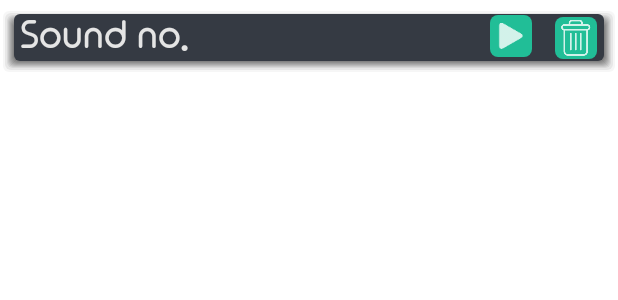
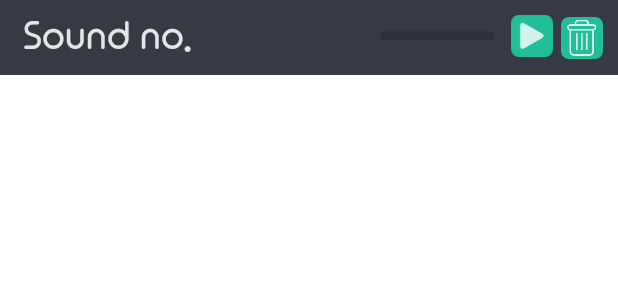
Before and after one commit to michal1702/RNG_AndroidApp, an Android app: the layout random_sounds_list_view_item.xml on its own in the app's theme, with its tools: preview values and no code run, on a phone screen of 412 x 824 dp. Shown: the top 300 px of the screen. Run offline under Robolectric (Android 15) with nearby library versions, the phone set to English and light mode, and no system bars.

Commit message:
added progress bar to sounds list item; minor layout fixes

```diff
--- a/app/src/main/res/layout/random_sounds_list_view_item.xml
+++ b/app/src/main/res/layout/random_sounds_list_view_item.xml
@@ -13,7 +13,7 @@
             android:id="@+id/soundsListViewItem"
             android:layout_width="match_parent"
             android:layout_height="50dp"
-            android:background="@drawable/list_item_background" />
+            android:background="@color/dark_gray" />
 
         <ImageView
             android:id="@+id/playButtonImage"
@@ -22,7 +22,7 @@
             android:layout_alignTop="@+id/removeButtonImage"
             android:layout_alignBottom="@+id/removeButtonImage"
             android:layout_marginTop="-1dp"
-            android:layout_marginEnd="15dp"
+            android:layout_marginEnd="5dp"
             android:layout_marginBottom="1dp"
             android:clickable="true"
             android:foreground="?android:attr/selectableItemBackground"
@@ -39,7 +39,7 @@
             android:layout_alignParentTop="true"
             android:layout_alignParentEnd="true"
             android:layout_marginTop="11dp"
-            android:layout_marginEnd="14dp"
+            android:layout_marginEnd="10dp"
             android:background="@drawable/icons_rounded_borders_background"
             android:clickable="true"
             android:foreground="?android:attr/selectableItemBackground"
@@ -49,19 +49,35 @@
 
         <TextView
             android:id="@+id/soundName"
-            android:layout_width="wrap_content"
+            android:layout_width="229dp"
+            android:layout_height="wrap_content"
+            android:layout_alignTop="@+id/progressBarList"
+            android:layout_alignBottom="@+id/progressBarList"
+            android:layout_alignParentStart="true"
+            android:layout_marginStart="15dp"
+            android:layout_marginTop="-7dp"
+            android:layout_marginEnd="7dp"
+            android:layout_marginBottom="-8dp"
+            android:layout_toStartOf="@+id/progressBarList"
+            android:fontFamily="@font/round_regular"
+            android:gravity="start"
+            android:scrollbars="horizontal"
+            android:text="Sound no."
+            android:textColor="@color/text_white"
+            android:textSize="25sp" />
+
+        <ProgressBar
+            android:id="@+id/progressBarList"
+            style="?android:attr/progressBarStyleHorizontal"
+            android:layout_width="75dp"
             android:layout_height="wrap_content"
             android:layout_alignTop="@+id/playButtonImage"
             android:layout_alignBottom="@+id/playButtonImage"
-            android:layout_alignParentStart="true"
-            android:layout_marginStart="13dp"
-            android:layout_marginTop="-2dp"
-            android:layout_marginBottom="-1dp"
-            android:fontFamily="@font/round_regular"
-            android:gravity="center"
+            android:layout_marginTop="6dp"
+            android:layout_marginEnd="11dp"
+            android:layout_marginBottom="5dp"
+            android:layout_toStartOf="@+id/playButtonImage"
+            android:scaleY="1.5" />
 
-            android:text="Sound no."
-            android:textColor="@color/text_white"
-            android:textSize="25sp" />
     </RelativeLayout>
 </LinearLayout>
```
Also changed, not shown: app/src/main/java/com/project/randomnumbergenerator/RandomSoundsActivity.kt (+14 -3 lines), app/src/main/java/com/project/randomnumbergenerator/SoundManager.kt (+9 -0 lines), app/src/main/java/com/project/randomnumbergenerator/SoundsListAdapter.kt (+25 -1 lines), app/src/main/res/layout/activity_random_sounds.xml (+20 -5 lines), app/src/main/res/drawable-hdpi/ic_skip.png (added), app/src/main/res/drawable-mdpi/ic_skip.png (added), app/src/main/res/drawable-xhdpi/ic_skip.png (added), app/src/main/res/drawable-xxhdpi/ic_skip.png (added), app/src/main/res/drawable-xxxhdpi/ic_skip.png (added).
